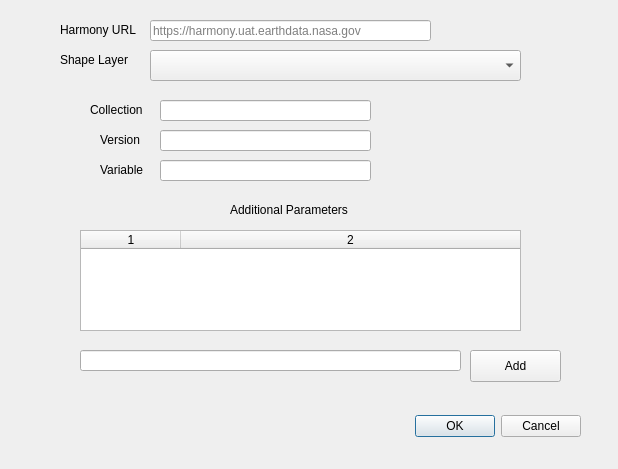
Before: the Qt Designer form harmony_qgis_dialog_base.ui in nasa/harmony-qgis, drawn with Qt 5.
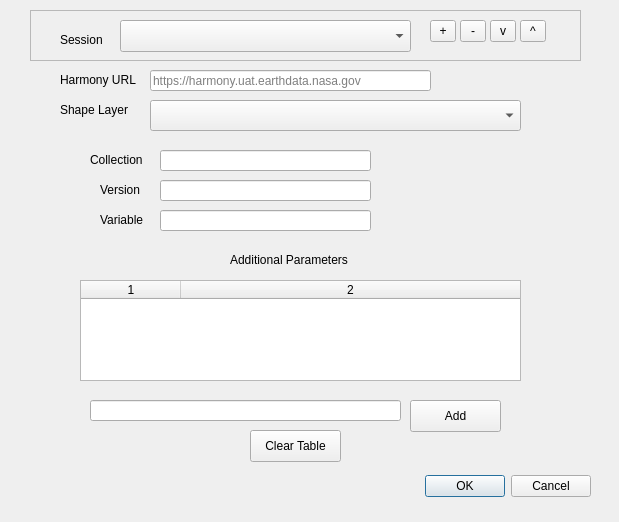
After: the same form once the commit is applied.

```diff
--- a/harmony_qgis_dialog_base.ui
+++ b/harmony_qgis_dialog_base.ui
@@ -6,8 +6,8 @@
    <rect>
     <x>0</x>
     <y>0</y>
-    <width>618</width>
-    <height>469</height>
+    <width>619</width>
+    <height>522</height>
    </rect>
   </property>
   <property name="windowTitle">
@@ -16,8 +16,8 @@
   <widget class="QDialogButtonBox" name="button_box">
    <property name="geometry">
     <rect>
-     <x>240</x>
-     <y>410</y>
+     <x>250</x>
+     <y>470</y>
      <width>341</width>
      <height>32</height>
     </rect>
@@ -33,7 +33,7 @@
    <property name="geometry">
     <rect>
      <x>80</x>
-     <y>230</y>
+     <y>280</y>
      <width>441</width>
      <height>101</height>
     </rect>
@@ -50,9 +50,9 @@
   <widget class="QLineEdit" name="lineEdit">
    <property name="geometry">
     <rect>
-     <x>80</x>
-     <y>350</y>
-     <width>381</width>
+     <x>90</x>
+     <y>400</y>
+     <width>311</width>
      <height>21</height>
     </rect>
    </property>
@@ -63,8 +63,8 @@
   <widget class="QPushButton" name="addButton">
    <property name="geometry">
     <rect>
-     <x>470</x>
-     <y>350</y>
+     <x>410</x>
+     <y>400</y>
      <width>91</width>
      <height>32</height>
     </rect>
@@ -77,7 +77,7 @@
    <property name="geometry">
     <rect>
      <x>150</x>
-     <y>20</y>
+     <y>70</y>
      <width>281</width>
      <height>21</height>
     </rect>
@@ -90,7 +90,7 @@
    <property name="geometry">
     <rect>
      <x>60</x>
-     <y>20</y>
+     <y>70</y>
      <width>91</width>
      <height>20</height>
     </rect>
@@ -103,7 +103,7 @@
    <property name="geometry">
     <rect>
      <x>150</x>
-     <y>50</y>
+     <y>100</y>
      <width>371</width>
      <height>31</height>
     </rect>
@@ -113,7 +113,7 @@
    <property name="geometry">
     <rect>
      <x>60</x>
-     <y>50</y>
+     <y>100</y>
      <width>81</width>
      <height>20</height>
     </rect>
@@ -126,7 +126,7 @@
    <property name="geometry">
     <rect>
      <x>230</x>
-     <y>200</y>
+     <y>250</y>
      <width>141</width>
      <height>20</height>
     </rect>
@@ -139,7 +139,7 @@
    <property name="geometry">
     <rect>
      <x>160</x>
-     <y>100</y>
+     <y>150</y>
      <width>211</width>
      <height>21</height>
     </rect>
@@ -155,7 +155,7 @@
    <property name="geometry">
     <rect>
      <x>90</x>
-     <y>100</y>
+     <y>150</y>
      <width>61</width>
      <height>20</height>
     </rect>
@@ -168,7 +168,7 @@
    <property name="geometry">
     <rect>
      <x>160</x>
-     <y>160</y>
+     <y>210</y>
      <width>211</width>
      <height>21</height>
     </rect>
@@ -184,7 +184,7 @@
    <property name="geometry">
     <rect>
      <x>100</x>
-     <y>160</y>
+     <y>210</y>
      <width>51</width>
      <height>20</height>
     </rect>
@@ -197,7 +197,7 @@
    <property name="geometry">
     <rect>
      <x>100</x>
-     <y>130</y>
+     <y>180</y>
      <width>51</width>
      <height>20</height>
     </rect>
@@ -210,7 +210,7 @@
    <property name="geometry">
     <rect>
      <x>160</x>
-     <y>130</y>
+     <y>180</y>
      <width>211</width>
      <height>21</height>
     </rect>
@@ -222,6 +222,137 @@
     <bool>true</bool>
    </property>
   </widget>
+  <widget class="QPushButton" name="clearTableButton">
+   <property name="geometry">
+    <rect>
+     <x>250</x>
+     <y>430</y>
+     <width>91</width>
+     <height>32</height>
+    </rect>
+   </property>
+   <property name="toolTip">
+    <string>Clear the additional parameters</string>
+   </property>
+   <property name="text">
+    <string>Clear Table</string>
+   </property>
+  </widget>
+  <widget class="QFrame" name="frame">
+   <property name="geometry">
+    <rect>
+     <x>30</x>
+     <y>10</y>
+     <width>551</width>
+     <height>51</height>
+    </rect>
+   </property>
+   <property name="mouseTracking">
+    <bool>true</bool>
+   </property>
+   <property name="tabletTracking">
+    <bool>true</bool>
+   </property>
+   <property name="frameShape">
+    <enum>QFrame::StyledPanel</enum>
+   </property>
+   <property name="frameShadow">
+    <enum>QFrame::Raised</enum>
+   </property>
+   <widget class="QLabel" name="label_11">
+    <property name="geometry">
+     <rect>
+      <x>30</x>
+      <y>20</y>
+      <width>61</width>
+      <height>20</height>
+     </rect>
+    </property>
+    <property name="text">
+     <string>Session</string>
+    </property>
+   </widget>
+   <widget class="QComboBox" name="sessionCombo">
+    <property name="geometry">
+     <rect>
+      <x>90</x>
+      <y>10</y>
+      <width>291</width>
+      <height>32</height>
+     </rect>
+    </property>
+    <property name="toolTip">
+     <string>Choose a saved session</string>
+    </property>
+    <property name="editable">
+     <bool>false</bool>
+    </property>
+   </widget>
+   <widget class="QToolButton" name="sessionDeleteButton">
+    <property name="geometry">
+     <rect>
+      <x>430</x>
+      <y>10</y>
+      <width>26</width>
+      <height>22</height>
+     </rect>
+    </property>
+    <property name="toolTip">
+     <string>Delete a session</string>
+    </property>
+    <property name="text">
+     <string>-</string>
+    </property>
+   </widget>
+   <widget class="QToolButton" name="sessionAddButton">
+    <property name="geometry">
+     <rect>
+      <x>400</x>
+      <y>10</y>
+      <width>26</width>
+      <height>22</height>
+     </rect>
+    </property>
+    <property name="toolTip">
+     <string>Create a new session</string>
+    </property>
+    <property name="text">
+     <string>+</string>
+    </property>
+   </widget>
+   <widget class="QToolButton" name="sessionImportButton">
+    <property name="geometry">
+     <rect>
+      <x>460</x>
+      <y>10</y>
+      <width>26</width>
+      <height>22</height>
+     </rect>
+    </property>
+    <property name="toolTip">
+     <string>Import a session from a JSON file</string>
+    </property>
+    <property name="text">
+     <string>v</string>
+    </property>
+   </widget>
+   <widget class="QToolButton" name="sessionExportButton">
+    <property name="geometry">
+     <rect>
+      <x>490</x>
+      <y>10</y>
+      <width>26</width>
+      <height>22</height>
+     </rect>
+    </property>
+    <property name="toolTip">
+     <string>Export current session as JSON</string>
+    </property>
+    <property name="text">
+     <string>^</string>
+    </property>
+   </widget>
+  </widget>
  </widget>
  <resources/>
  <connections>
```
Left out of the diff: 34 changed lines with no effect on the pictures.
